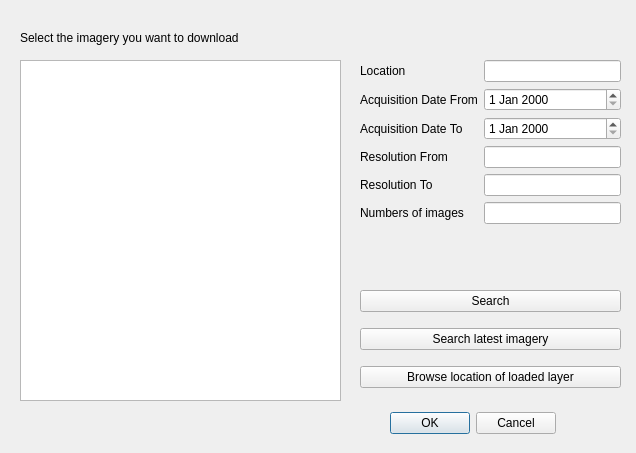
The window that OpenAerialMap/gui/ui/img_search_dialog.ui (hotosm/oam-qgis-plugin) describes before a commit, drawn with Qt 5.
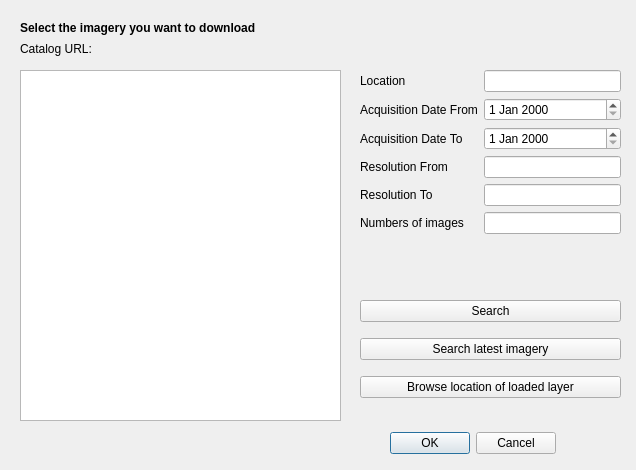
The same window after the commit.

Commit message: added a textLineEdit to enter user-define catalog url

The edit to the form file:
```diff
--- a/OpenAerialMap/gui/ui/img_search_dialog.ui
+++ b/OpenAerialMap/gui/ui/img_search_dialog.ui
@@ -7,7 +7,7 @@
     <x>0</x>
     <y>0</y>
     <width>636</width>
-    <height>453</height>
+    <height>470</height>
    </rect>
   </property>
   <property name="windowTitle">
@@ -17,7 +17,7 @@
    <property name="geometry">
     <rect>
      <x>380</x>
-     <y>410</y>
+     <y>430</y>
      <width>176</width>
      <height>27</height>
     </rect>
@@ -33,7 +33,7 @@
    <property name="geometry">
     <rect>
      <x>360</x>
-     <y>60</y>
+     <y>70</y>
      <width>261</width>
      <height>201</height>
     </rect>
@@ -105,7 +105,7 @@
    <property name="geometry">
     <rect>
      <x>360</x>
-     <y>280</y>
+     <y>290</y>
      <width>261</width>
      <height>121</height>
     </rect>
@@ -138,9 +138,9 @@
    <property name="geometry">
     <rect>
      <x>20</x>
-     <y>60</y>
+     <y>70</y>
      <width>321</width>
-     <height>341</height>
+     <height>351</height>
     </rect>
    </property>
   </widget>
@@ -148,15 +148,34 @@
    <property name="geometry">
     <rect>
      <x>20</x>
-     <y>30</y>
+     <y>20</y>
      <width>331</width>
      <height>16</height>
     </rect>
    </property>
+   <property name="font">
+    <font>
+     <weight>75</weight>
+     <bold>true</bold>
+    </font>
+   </property>
    <property name="text">
     <string>Select the imagery you want to download</string>
    </property>
   </widget>
+  <widget class="QLabel" name="catalog_url_label">
+   <property name="geometry">
+    <rect>
+     <x>20</x>
+     <y>40</y>
+     <width>601</width>
+     <height>17</height>
+    </rect>
+   </property>
+   <property name="text">
+    <string>Catalog URL: </string>
+   </property>
+  </widget>
  </widget>
  <resources/>
  <connections/>
```
Left out of the diff: 2 changed lines with no effect on the pictures. The commit also changes 4 other files.
